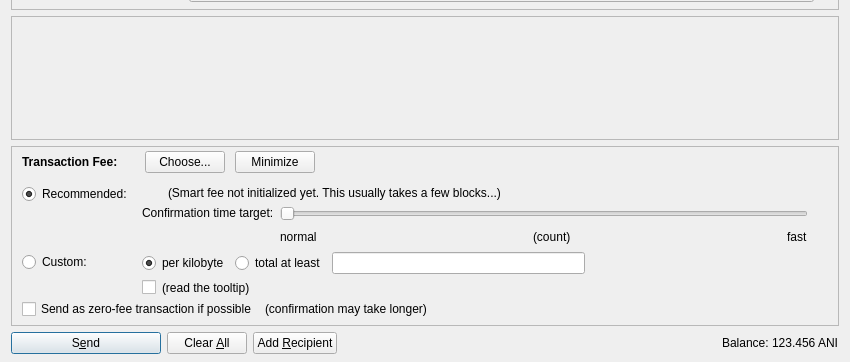
Animecointeam/Animecoin, file src/qt/forms/sendcoinsdialog.ui: the form before one commit; both pictures show x 0 to 850 and y 164 to 526 of the 850 by 526 pixel window.
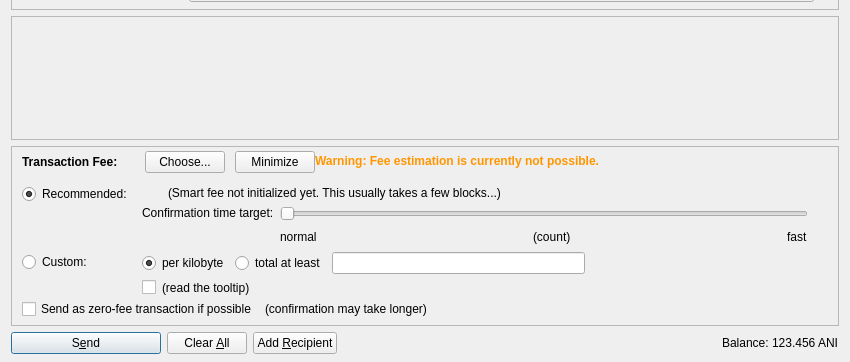
The form after the commit. Icons and pictures are not drawn. Custom widgets are drawn as their Qt base class.

```diff
--- a/src/qt/forms/sendcoinsdialog.ui
+++ b/src/qt/forms/sendcoinsdialog.ui
@@ -798,11 +798,31 @@
             </item>
            </layout>
           </item>
+          <item>
+           <widget class="QLabel" name="fallbackFeeWarningLabel">
+            <property name="toolTip">
+             <string>Using the fallbackfee can result in sending a transaction that will take serval hours or days (or never) to confirm. Consider choosing your fee manually or wait until your have validated the complete chain.</string>
+            </property>
+            <property name="styleSheet">
+             <string notr="true">color: rgb(255, 150, 0);
+				font-weight: bold;</string>
+            </property>
+            <property name="text">
+             <string>Warning: Fee estimation is currently not possible.</string>
+            </property>
+            <property name="wordWrap">
+             <bool>false</bool>
+            </property>
+           </widget>
+          </item>
           <item>
            <spacer name="horizontalSpacer_4">
             <property name="orientation">
              <enum>Qt::Horizontal</enum>
             </property>
+            <property name="sizeType">
+             <enum>QSizePolicy::MinimumExpanding</enum>
+            </property>
             <property name="sizeHint" stdset="0">
              <size>
               <width>40</width>
```
